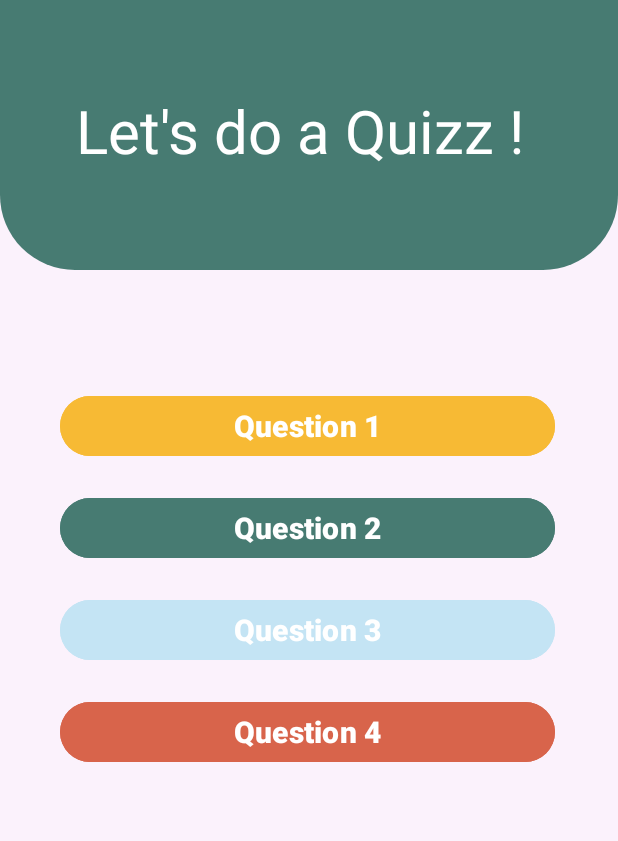
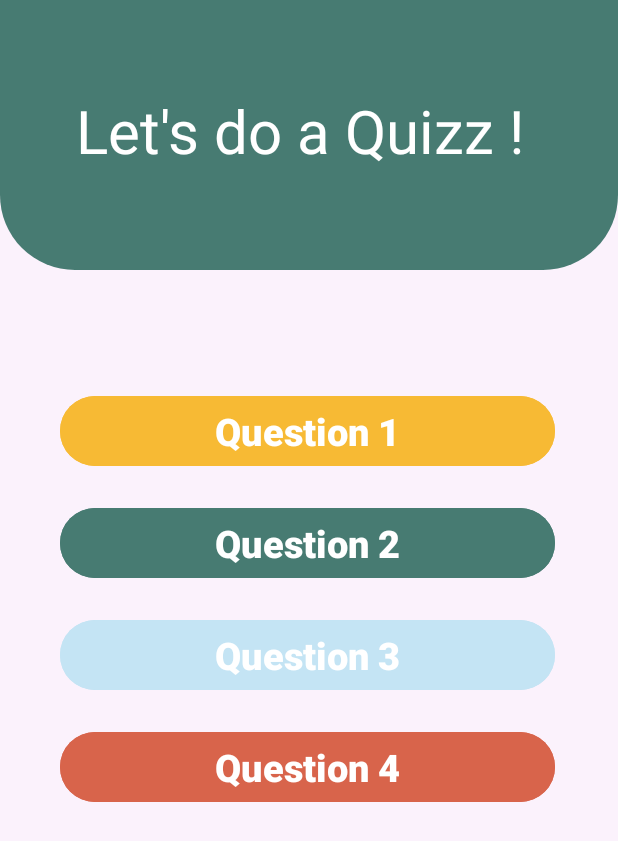
Before and after one commit to sidd5142/Vision_AR, an Android app: the MCQ screen opened directly, with no data from a screen before it, on a phone screen of 412 x 824 dp. Shown: the top 841 px of the screen. Run offline under Robolectric (Android 15) with nearby library versions, the phone set to English and light mode, and no system bars.

Commit message:
Initial Commit

```diff
--- a/app/src/main/res/layout/activity_mcq.xml
+++ b/app/src/main/res/layout/activity_mcq.xml
@@ -34,7 +34,7 @@
         android:layout_marginTop="80dp"
         android:layout_marginLeft="40dp"
         android:text="Question 1"
-        android:textSize="20dp"
+        android:textSize="25dp"
         android:textStyle="bold"
         android:gravity="center"
         android:backgroundTint="#f7ba34"
@@ -47,7 +47,7 @@
         android:layout_marginTop="20dp"
         android:layout_marginLeft="40dp"
         android:text="Question 2"
-        android:textSize="20dp"
+        android:textSize="25dp"
         android:textStyle="bold"
         android:gravity="center"
         android:backgroundTint="#477b72"
@@ -60,7 +60,7 @@
         android:layout_marginTop="20dp"
         android:layout_marginLeft="40dp"
         android:text="Question 3"
-        android:textSize="20dp"
+        android:textSize="25dp"
         android:textStyle="bold"
         android:gravity="center"
         android:backgroundTint="#c4e4f4"
@@ -73,7 +73,7 @@
         android:layout_marginTop="20dp"
         android:layout_marginLeft="40dp"
         android:text="Question 4"
-        android:textSize="20dp"
+        android:textSize="25dp"
         android:textStyle="bold"
         android:gravity="center"
         android:backgroundTint="#d8644b"
```
Also changed, not shown: app/src/main/AndroidManifest.xml (+5 -2 lines), app/src/main/java/com/example/nsut/MCQ.kt (+14 -0 lines), app/src/main/java/com/example/nsut/MainActivity.kt (+7 -43 lines), app/src/main/java/com/example/nsut/adapters/ImageAdapter.kt (+0 -52 lines), app/src/main/java/com/example/nsut/models/Carousel.kt (added, +64 -0 lines), app/src/main/res/layout/activity_carousel.xml (added, +29 -0 lines), app/src/main/res/layout/activity_main.xml (+13 -20 lines).
